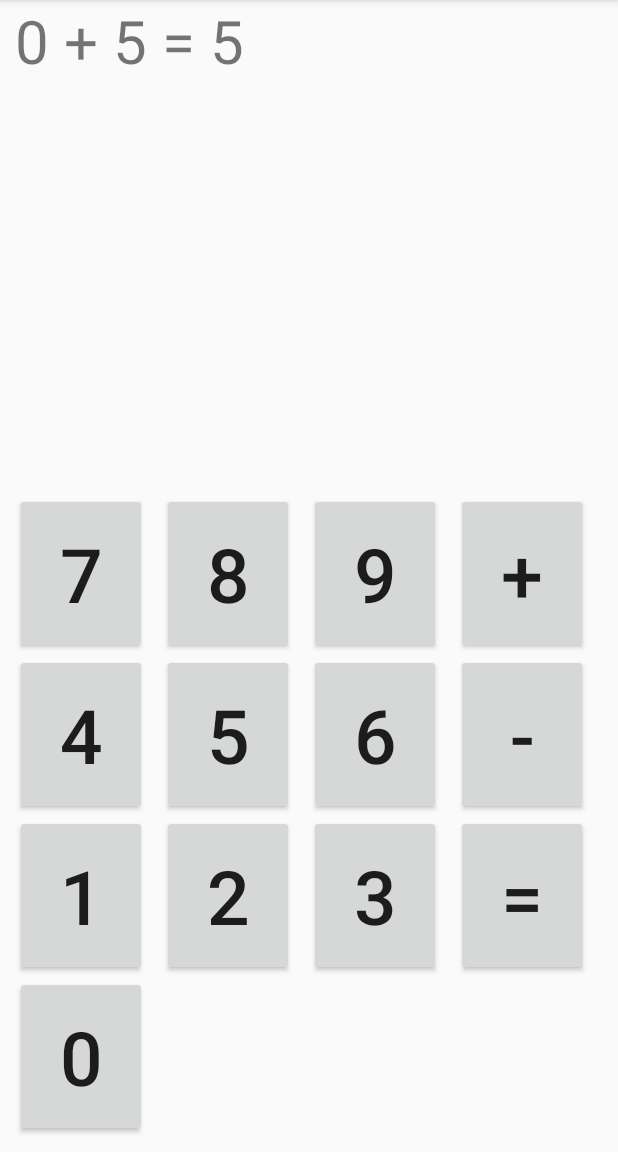
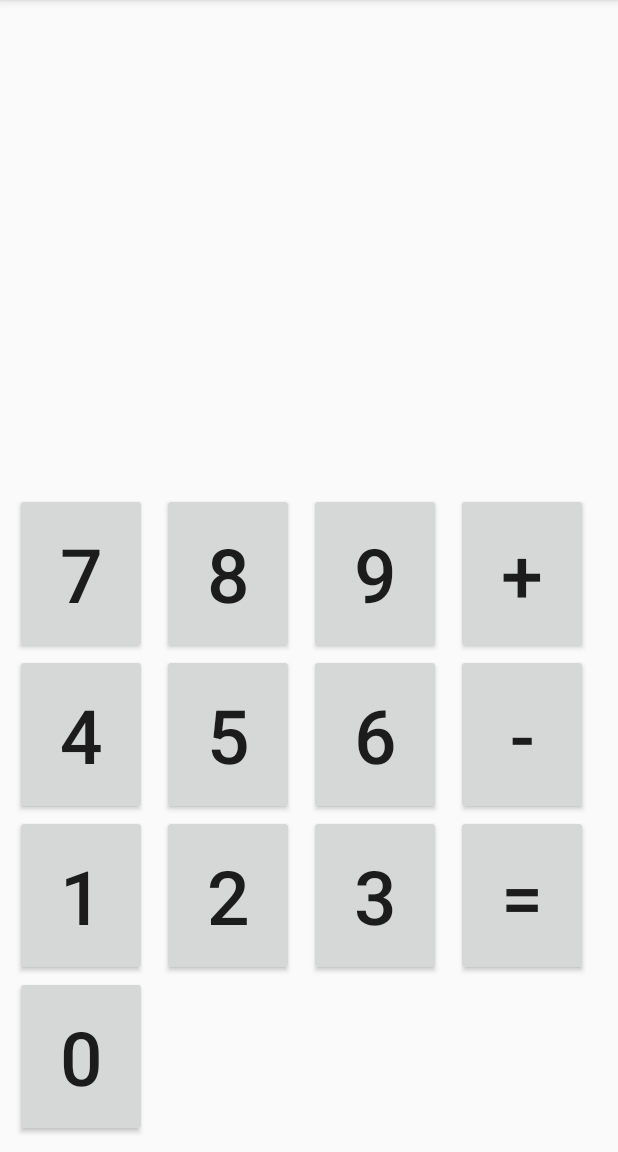
Before and after one commit to Jayletato/Justin_Joseph_CISC349, an Android app: the screen it shows after launch (MainActivity), on a phone screen of 412 x 824 dp, the part 84-1236 px from its top. Run offline under Robolectric (Android 15) with nearby library versions, the phone set to English and light mode, and no system bars.

Commit message:
Added basic UI to Calculator

```diff
--- a/assignments/Calculator/app/src/main/res/layout/activity_main.xml
+++ b/assignments/Calculator/app/src/main/res/layout/activity_main.xml
@@ -21,16 +21,26 @@
         android:id="@+id/top_bar"
         android:layout_width="match_parent"
         android:layout_height="wrap_content"
-        android:gravity="top"
         android:orientation="vertical"
-        app:layout_constraintTop_toBottomOf="@id/my_toolbar" >
+        app:layout_constraintBottom_toTopOf="@id/grid_view"
+        android:paddingVertical="30dp">
         <TextView
+            android:id="@+id/smaller_display"
             android:layout_width="wrap_content"
             android:layout_height="wrap_content"
             android:paddingStart="10dp"
             android:paddingEnd="10dp"
-            android:text="0 + 5 = 5"
+            android:text=""
             android:textSize="40sp" />
+        <TextView
+            android:id="@+id/calculator_display"
+            android:layout_width="wrap_content"
+            android:layout_height="wrap_content"
+            android:paddingStart="10dp"
+            android:paddingEnd="10dp"
+            android:text=""
+            android:textSize="50sp"
+            android:textColor="@color/black"/>
     </LinearLayout>
 
     <GridView
@@ -43,7 +53,6 @@
         app:layout_constraintBottom_toBottomOf="parent"
         tools:layout_editor_absoluteX="1dp"
         android:clickable="true">
-
     </GridView>
 
 
```
Also changed, not shown: assignments/Calculator/app/src/main/java/com/justinjoseph/calculator/MainActivity.java (+91 -7 lines).
